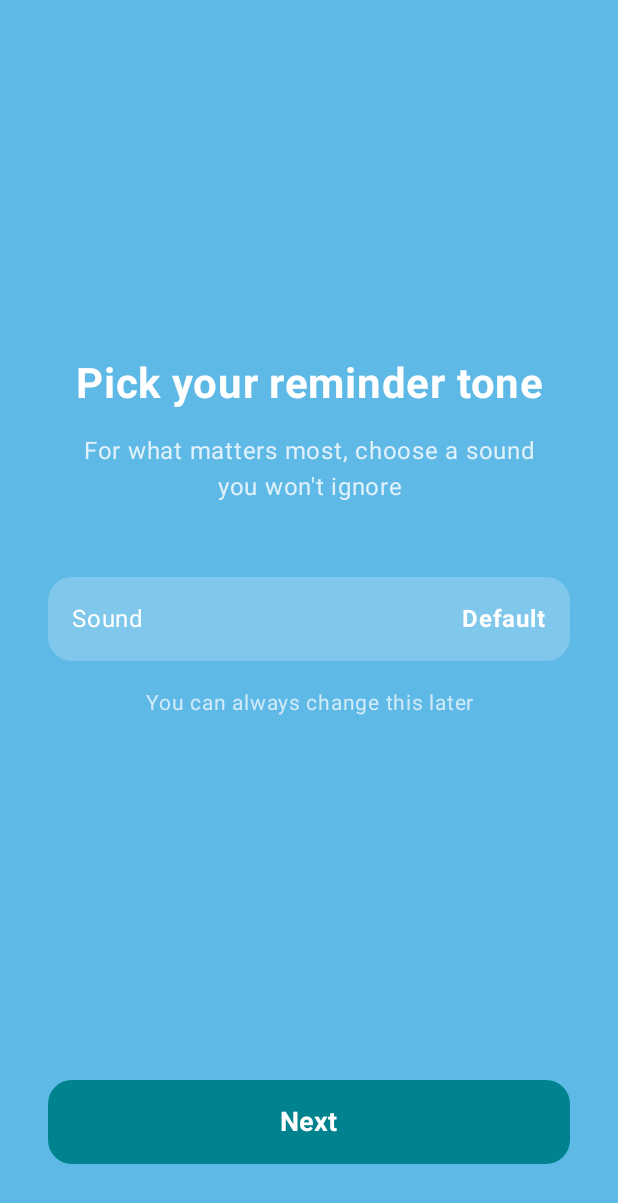
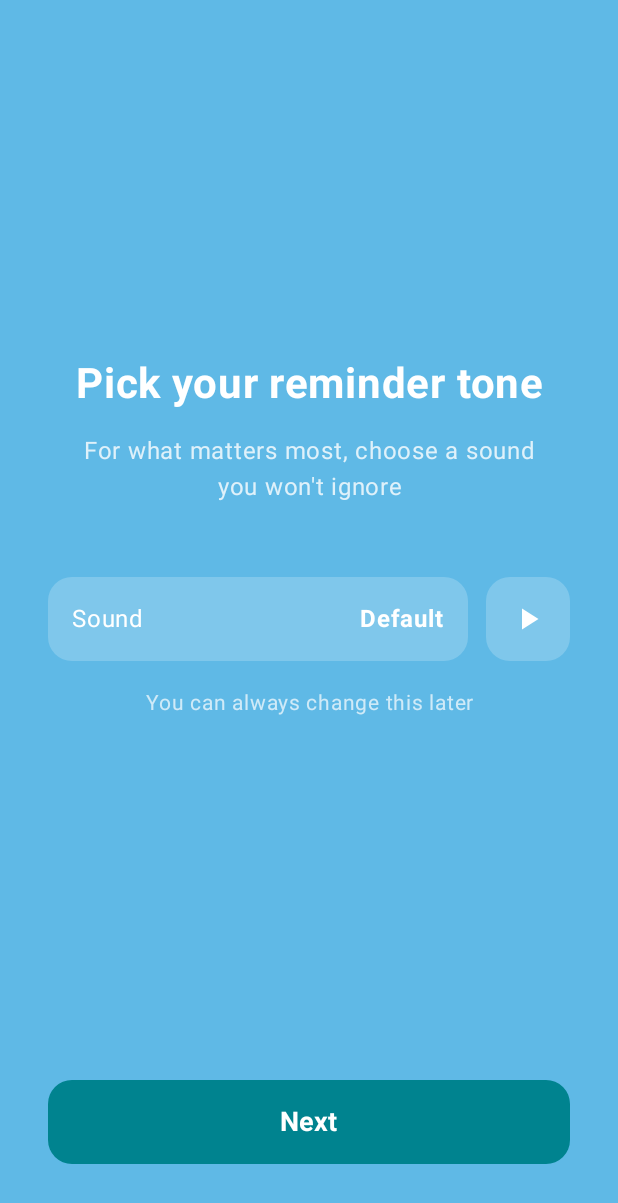
Before and after one commit to hyminh229/Pill-Reminder-App, an Android app built with Jetpack Compose: the ReminderToneScreen screen opened through its navigation route, on a phone screen of 412 x 824 dp. Shown: the top 1203 px of the screen. Run offline under Robolectric (Android 15) with nearby library versions, the phone set to English and light mode, and no system bars; our stand-ins replace Dagger/Hilt's generated code.

Commit message:
Cho phép nghe thử noti

```diff
--- a/app/src/main/java/nhom8/uth/pillreminderapp/ui/screens/onboarding/ReminderToneScreen.kt
+++ b/app/src/main/java/nhom8/uth/pillreminderapp/ui/screens/onboarding/ReminderToneScreen.kt
@@ -11,13 +11,19 @@ import androidx.compose.foundation.layout.fillMaxSize
 import androidx.compose.foundation.layout.fillMaxWidth
 import androidx.compose.foundation.layout.height
 import androidx.compose.foundation.layout.padding
+import androidx.compose.foundation.layout.size
 import androidx.compose.foundation.shape.RoundedCornerShape
+import androidx.compose.material.icons.Icons
+import androidx.compose.material.icons.filled.PlayArrow
 import androidx.compose.material3.Button
 import androidx.compose.material3.ButtonDefaults
 import androidx.compose.material3.DropdownMenu
 import androidx.compose.material3.DropdownMenuItem
+import androidx.compose.material3.Icon
+import androidx.compose.material3.IconButton
 import androidx.compose.material3.Text
 import androidx.compose.runtime.Composable
+import androidx.compose.runtime.DisposableEffect
 import androidx.compose.runtime.LaunchedEffect
 import androidx.compose.runtime.getValue
 import androidx.compose.runtime.mutableStateOf
@@ -54,6 +60,13 @@ fun ReminderToneScreen(
         }
     }
 
+    // Dừng preview khi rời khỏi màn hình
+    DisposableEffect(Unit) {
+        onDispose {
+            viewModel.stopPreview()
+        }
+    }
+
     Box(
         modifier = Modifier
             .fillMaxSize()
@@ -85,7 +98,12 @@ fun ReminderToneScreen(
             Spacer(modifier = Modifier.height(48.dp))
 
             // Sound selector
-            Box {
+            Row(
+                modifier = Modifier.fillMaxWidth(),
+                horizontalArrangement = Arrangement.spacedBy(12.dp),
+                verticalAlignment = Alignment.CenterVertically
+            ) {
+                Box(modifier = Modifier.weight(1f)) {
                     Row(
                         modifier = Modifier
                             .fillMaxWidth()
@@ -118,6 +136,25 @@ fun ReminderToneScreen(
                                 }
                             )
                         }
+                    }
+                }
+
+                // Preview button
+                IconButton(
+                    onClick = {
+                        selectedSoundItem?.let { viewModel.previewSound(it) }
+                    },
+                    modifier = Modifier
+                        .size(56.dp)
+                        .clip(RoundedCornerShape(16.dp))
+                        .background(Color.White.copy(alpha = 0.2f))
+                ) {
+                    Icon(
+                        imageVector = Icons.Default.PlayArrow,
+                        contentDescription = "Preview sound",
+                        tint = Color.White,
+                        modifier = Modifier.size(24.dp)
+                    )
                 }
             }
             Spacer(modifier = Modifier.height(16.dp))
```
Also changed, not shown: app/src/main/java/nhom8/uth/pillreminderapp/ui/screens/onboarding/OnboardingViewModel.kt (+14 -0 lines), app/src/main/java/nhom8/uth/pillreminderapp/ui/screens/settings/SettingScreen.kt (+37 -1 lines), app/src/main/java/nhom8/uth/pillreminderapp/ui/screens/settings/SettingViewModel.kt (+14 -0 lines), app/src/main/java/nhom8/uth/pillreminderapp/util/SoundHelper.kt (+34 -0 lines). Lines whose indentation alone changed are shown as unchanged.
